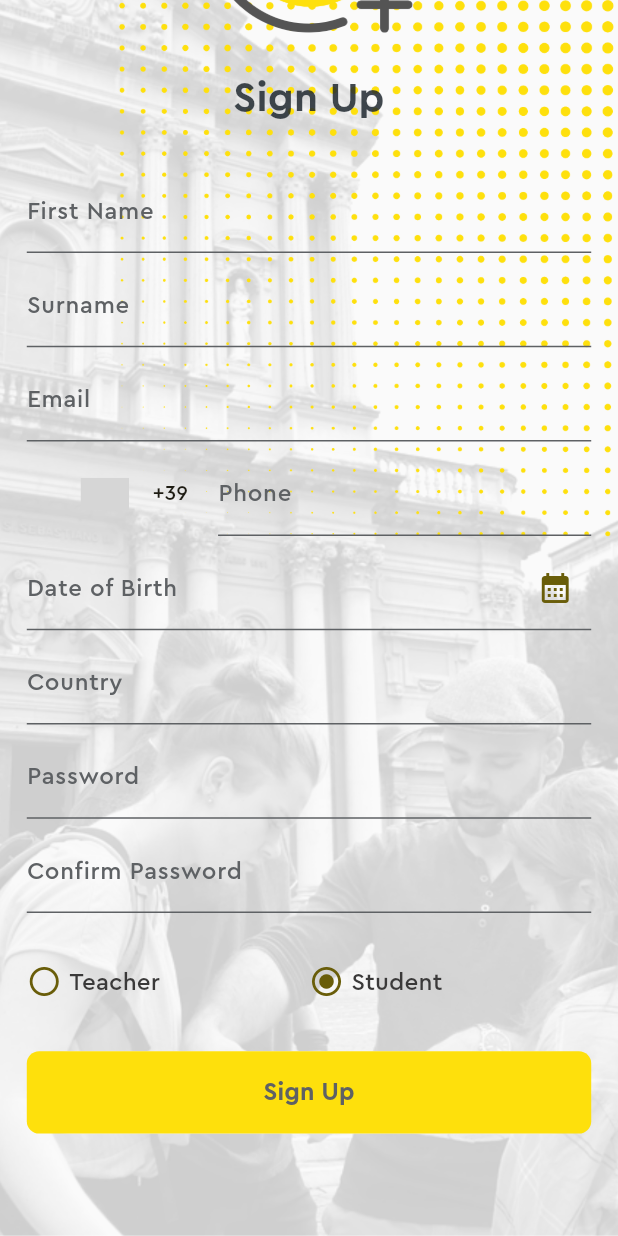
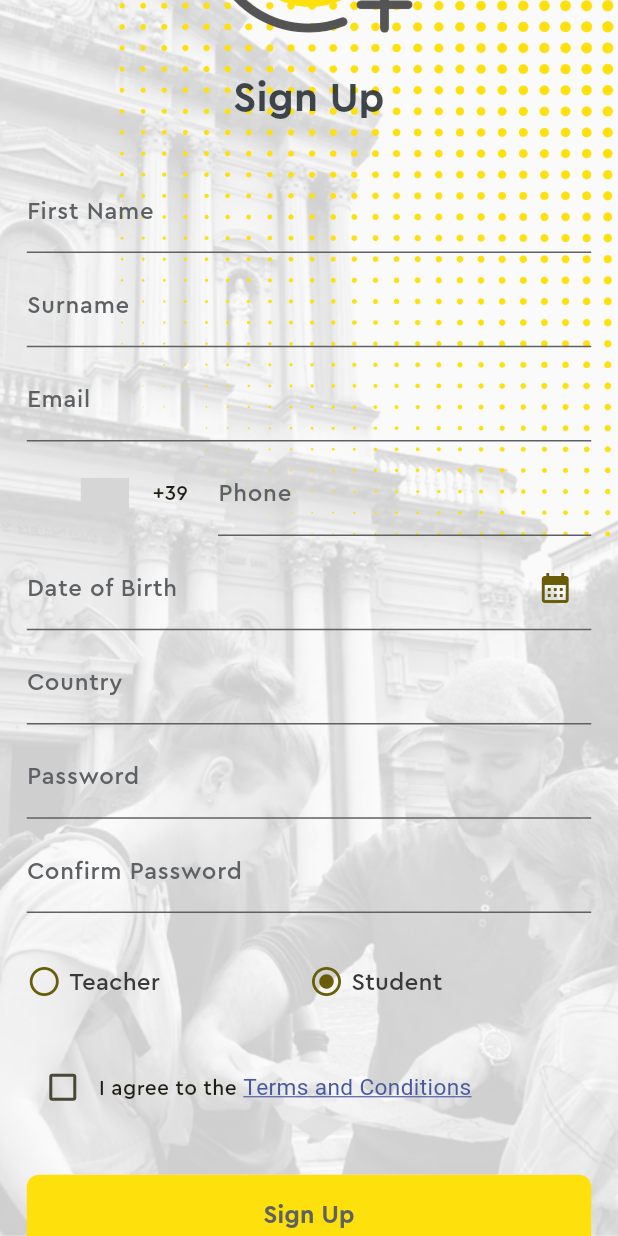
Before and after one commit to fahad-git102/AroundEU-Flutter, a Flutter app: the RegisterScreen screen opened by its route, scrolled down 190 dp, on a phone screen of 412 x 824 dp. Run offline on Flutter 3.47's test engine with Material 3 defaults, Android fonts, the phone set to English and light mode, and no system bars; drawn by our look-alikes of country_code_picker, toastification; our stand-ins replace cached_network_image, chewie, cloud_functions, country_picker, dio, dropdown_button2 and 25 more; missing offline and left inert: file_saver, flutter_mentions, flutter_pdfview, flutter_sound, google_geocoding_api, pdfx and 2 more; accounts and stored records are empty; grey boxes are pictures that could not be loaded.

Commit message:
Terms and conditions accepted on register screen

```diff
--- a/assets/languages/en.json
+++ b/assets/languages/en.json
@@ -250,5 +250,8 @@
   "Disapproved": "Disapproved",
   "Title required": "Title required",
   "Place deleted successfully": "Place deleted successfully",
-  "Choose image": "Choose image"
+  "Choose image": "Choose image",
+  "I agree to the ": "I agree to the ",
+  "Terms and Conditions": "Terms and Conditions",
+  "Please accept the terms and conditions first": "Please accept the terms and conditions first"
 }
--- a/lib/component_library/drawers/admin_home_drawer.dart
+++ b/lib/component_library/drawers/admin_home_drawer.dart
@@ -65,13 +65,14 @@ class _AdminHomeDrawer extends ConsumerState<AdminHomeDrawer> {
             ),
             child: Center(
               child: Image.asset(
-                Images.logoAroundEU, // Replace with your image asset
+                Images.logoAroundEU,
                 width: 120.0.sp,
                 height: 120.0.sp,
               ),
             ),
           ),
-          ListView.builder(
+          Expanded(
+            child: ListView.builder(
               itemCount: list.length,
               shrinkWrap: true,
               physics: const BouncingScrollPhysics(),
@@ -128,6 +129,7 @@ class _AdminHomeDrawer extends ConsumerState<AdminHomeDrawer> {
                   },
                 );
               },
+            ),
           )
         ],
       ),
--- a/lib/views/auth/register_screen.dart
+++ b/lib/views/auth/register_screen.dart
@@ -10,6 +10,7 @@ import 'package:groupchat/data/users_model.dart';
 import 'package:groupchat/repositories/users_repository.dart';
 import 'package:groupchat/views/auth/login_screen.dart';
 import 'package:sizer/sizer.dart';
+import 'package:url_launcher/url_launcher.dart';
 
 import '../../component_library/buttons/back_button.dart';
 import '../../component_library/buttons/radio_button_with_text.dart';
@@ -43,6 +44,7 @@ class _RegisterScreenState extends State<RegisterScreen>{
   TextEditingController confirmPasswordController = TextEditingController();
   bool? isLoading = false;
   bool isTeacher = false;
+  bool _isTermsAccepted = false;
   String selectedCountryCode = '+39';
   final _formKey = GlobalKey<FormState>();
 
@@ -263,15 +265,56 @@ class _RegisterScreenState extends State<RegisterScreen>{
                           ],
                         ),
                         SizedBox(height: 25.0.sp,),
-                        Button(text: 'Sign Up'.tr(), tapAction: (){
+                        Row(
+                          children: [
+                            Checkbox(
+                              value: _isTermsAccepted,
+                              onChanged: (value) {
+                                setState(() {
+                                  _isTermsAccepted = value!;
+                                });
+                              },
+                            ),
+                            Flexible(
+                              child: GestureDetector(
+                                onTap: _launchURL,
+                                child: Text.rich(
+                                  TextSpan(
+                                    text: 'I agree to the ',
+                                    children: [
+                                      TextSpan(
+                                        text: 'Terms and Conditions',
+                                        style: TextStyle(
+                                          fontSize: 11.sp,
+                                          color: AppColors.blue,
+                                          decoration: TextDecoration.underline,
+                                          decorationColor: AppColors.blue, // Changes the underline color
+                                          decorationStyle: TextDecorationStyle.solid,
+                                        ),
+                                      ),
+                                    ],
+                                  ),
+                                ),
+                              ),
+                            ),
+                          ],
+                        ),
+                        SizedBox(height: 25.0.sp,),
+                        Button(text: 'Sign Up'.tr(),
+                            tapAction: (){
                           if(_formKey.currentState!.validate()){
                             if(passwordController.text!=confirmPasswordController.text){
                               Utilities().showErrorMessage(context, message: 'Passwords didn\'t match'.tr());
                               return;
                             }
-                            isLoading = true;
-                            updateState();
-                            signUpUser();
+                            if(_isTermsAccepted==true){
+                              isLoading = true;
+                              updateState();
+                              signUpUser();
+                            }else{
+                              Utilities().showCustomToast(message: 'Please accept the terms and conditions first'.tr(), isError: true);
+                            }
+
                           }
                         }),
                         SizedBox(height: 50.0.sp,)
@@ -297,6 +340,15 @@ class _RegisterScreenState extends State<RegisterScreen>{
       dobController.text = pickedDate.day <10 ? "0${pickedDate.day.toString()} ${Utilities().getMonthShortName(pickedDate.month)}, ${pickedDate.year.toString()}" :
       "${pickedDate.day.toString()} ${Utilities().getMonthShortName(pickedDate.month)}, ${pickedDate.year.toString()}";
       updateState();
+    }
+  }
+
+  void _launchURL() async {
+    const url = 'https://www.termsfeed.com/live/60a5b8b9-d440-4eff-a25a-21a8e9617b5b'; // Replace with your URL
+    if (await canLaunch(url)) {
+      await launch(url);
+    } else {
+      throw 'Could not open the URL.';
     }
   }
 
```
Also changed, not shown: 2 other files. Lines whose indentation alone changed are shown as unchanged.
